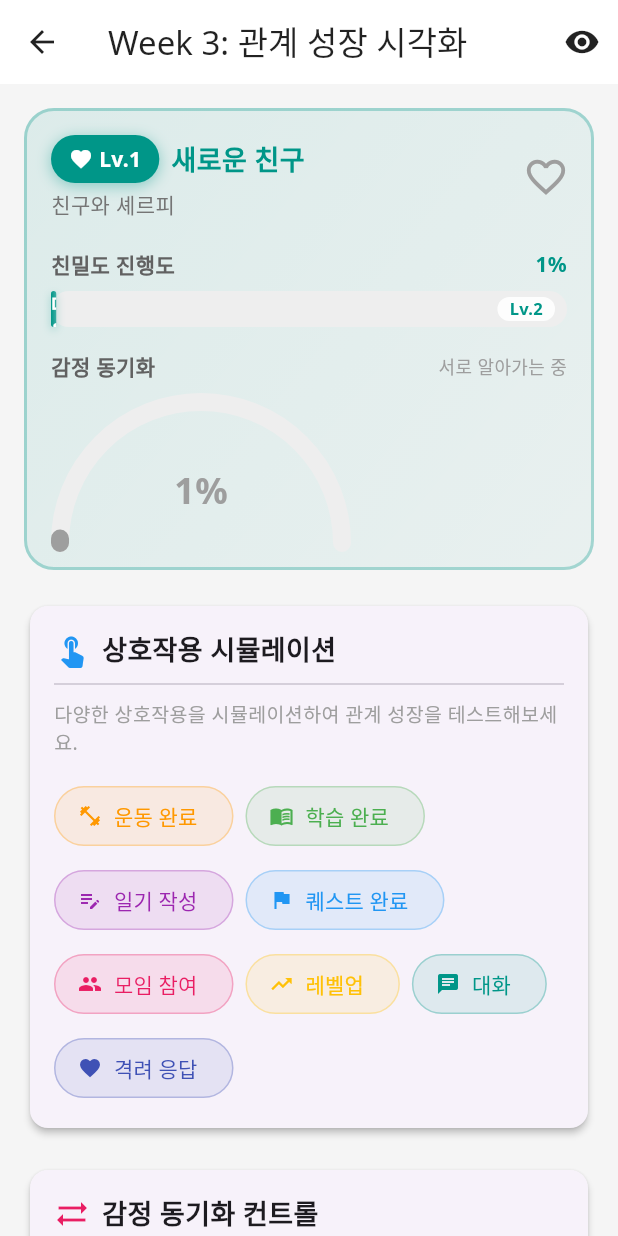
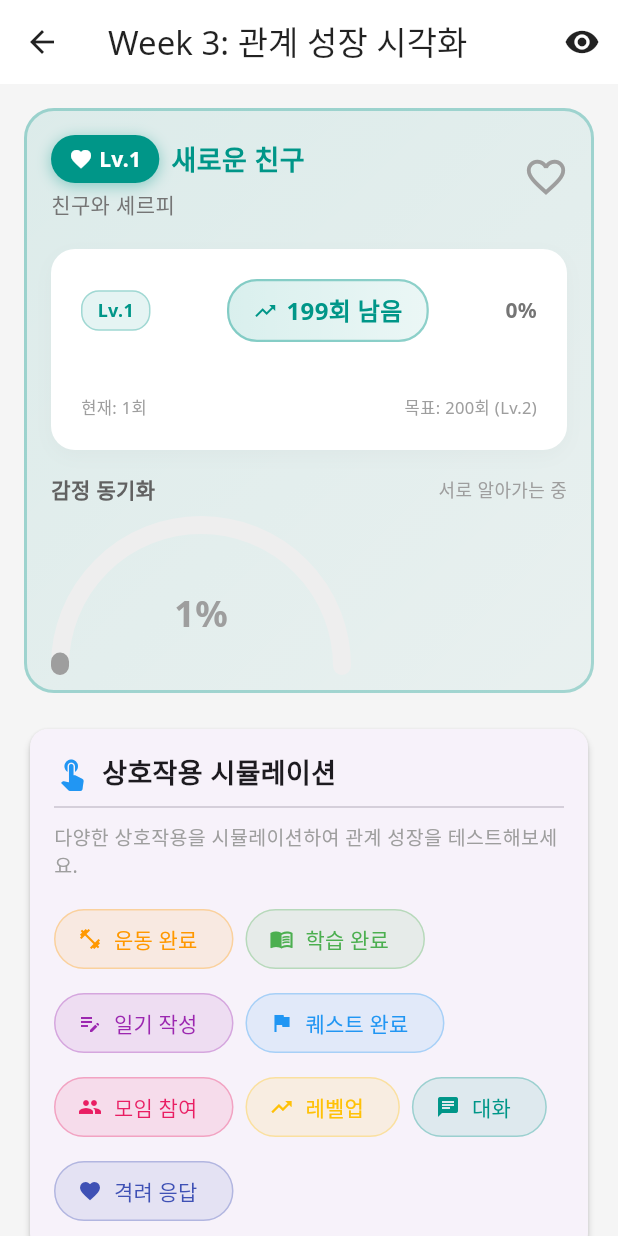
Before and after one commit to majang0/sherpa_app, a Flutter app: the RelationshipGrowthUsageExample screen opened directly, on a phone screen of 412 x 824 dp. Run offline on Flutter 3.47's test engine with Material 3 defaults, Android fonts, the phone set to English and light mode, and no system bars; drawn by our look-alikes of flutter_animate; our stand-ins replace animated_text_kit, countup, firebase_core, fl_chart, flutter_dotenv, flutter_riverpod and 6 more; missing offline and left inert: simple_animation_progress_bar; accounts and stored records are empty.

Commit message:
feat(ui): AI11 - 친밀도 진행도 표시 대폭 개선 완료
🎯 핵심 개선사항:
- 친밀도 계산 로직 일관성 수정 (음수 표시 문제 해결)
- "다음 레벨까지 X회" 중앙 배지 강조 디자인
- 3단 정보 구조로 사용자 경험 향상

🔧 기술적 수정:
- sherpi_relationship_model.dart: interactionsToNextLevel 계산 로직 수정
- relationship_provider.dart: _calculateNextLevelProgress 로직 통일
- sherpi_relationship_growth_widget.dart: 완전 새로운 UI 디자인 적용

✨ UI/UX 개선:
- 진행도 바: 24px → 8px 모던한 디자인
- 남은 횟수: 16px 볼드 + 아이콘으로 시각적 강조
- 화이트 카드 배경으로 깔끔함 향상
- 최고 레벨 달성 시 트로피 아이콘 특별 표시

🎉 결과:
- 음수 표시 버그 완전 해결
- 한눈에 파악 가능한 직관적 레이아웃
- 사용자 친화적인 진행도 시각화

🤖 Generated with [Claude Code](https://claude.ai/code)

Co-Authored-By: Claude <noreply@anthropic.com>

```diff
--- a/lib/features/sherpi_relationship/providers/relationship_provider.dart
+++ b/lib/features/sherpi_relationship/providers/relationship_provider.dart
@@ -185,8 +185,8 @@ class SherpiRelationshipNotifier extends StateNotifier<SherpiRelationship> {
   double _calculateNextLevelProgress() {
     if (state.intimacyLevel >= 10) return 1.0;
 
-    final currentLevelRequirement = (state.intimacyLevel - 1) * 100;
-    final nextLevelRequirement = state.intimacyLevel * 100;
+    final currentLevelRequirement = state.intimacyLevel * 100;
+    final nextLevelRequirement = (state.intimacyLevel + 1) * 100;
     final range = nextLevelRequirement - currentLevelRequirement;
     final progress = state.totalInteractions - currentLevelRequirement;
 
--- a/lib/shared/models/sherpi_relationship_model.dart
+++ b/lib/shared/models/sherpi_relationship_model.dart
@@ -63,8 +63,9 @@ class SherpiRelationship {
   /// 다음 레벨까지 필요한 상호작용 횟수
   int get interactionsToNextLevel {
     if (intimacyLevel >= 10) return 0;
-    final nextLevelRequirement = intimacyLevel * 100;
-    return nextLevelRequirement - totalInteractions;
+    final nextLevelRequirement = (intimacyLevel + 1) * 100;
+    final remainingInteractions = nextLevelRequirement - totalInteractions;
+    return remainingInteractions > 0 ? remainingInteractions : 0;
   }
 
   /// 감정 동기화 수준 설명
--- a/lib/shared/widgets/sherpi_relationship_growth_widget.dart
+++ b/lib/shared/widgets/sherpi_relationship_growth_widget.dart
@@ -179,107 +179,203 @@ class _SherpiRelationshipGrowthWidgetState
     final nextLevel = relationship.intimacyLevel < 10
         ? relationship.intimacyLevel + 1
         : 10;
+    final levelColor = _getRelationshipColor(relationship.intimacyLevel);
 
-    return Column(
+    return Container(
+      padding: const EdgeInsets.all(20),
+      decoration: BoxDecoration(
+        color: Colors.white,
+        borderRadius: BorderRadius.circular(16),
+        boxShadow: [
+          BoxShadow(
+            color: Colors.grey.withOpacity(0.08),
+            blurRadius: 10,
+            offset: const Offset(0, 4),
+          ),
+        ],
+      ),
+      child: Column(
         crossAxisAlignment: CrossAxisAlignment.start,
         children: [
+          // 상단 정보 바
+          Row(
+            mainAxisAlignment: MainAxisAlignment.spaceBetween,
+            children: [
+              // 현재 레벨 배지
+              Container(
+                padding: const EdgeInsets.symmetric(horizontal: 10, vertical: 4),
+                decoration: BoxDecoration(
+                  color: levelColor.withOpacity(0.1),
+                  borderRadius: BorderRadius.circular(12),
+                  border: Border.all(
+                    color: levelColor.withOpacity(0.3),
+                    width: 1,
+                  ),
+                ),
+                child: Text(
+                  'Lv.${relationship.intimacyLevel}',
+                  style: TextStyle(
+                    fontSize: 12,
+                    fontWeight: FontWeight.w600,
+                    color: levelColor,
+                  ),
+                ),
+              ),
+
+              // 중앙 - 다음 레벨까지 남은 횟수 (가장 강조)
+              if (relationship.intimacyLevel < 10) ...[
+                Container(
+                  padding: const EdgeInsets.symmetric(horizontal: 16, vertical: 8),
+                  decoration: BoxDecoration(
+                    gradient: LinearGradient(
+                      colors: [
+                        levelColor.withOpacity(0.15),
+                        levelColor.withOpacity(0.08),
+                      ],
+                    ),
+                    borderRadius: BorderRadius.circular(20),
+                    border: Border.all(
+                      color: levelColor.withOpacity(0.4),
+                      width: 1.5,
+                    ),
+                  ),
+                  child: Row(
+                    mainAxisSize: MainAxisSize.min,
+                    children: [
+                      Icon(
+                        Icons.trending_up,
+                        size: 16,
+                        color: levelColor,
+                      ),
+                      const SizedBox(width: 6),
+                      Text(
+                        '${relationship.interactionsToNextLevel}회 남음',
+                        style: TextStyle(
+                          fontSize: 16,
+                          fontWeight: FontWeight.bold,
+                          color: levelColor,
+                        ),
+                      ),
+                    ],
+                  ),
+                ),
+              ] else ...[
+                Container(
+                  padding: const EdgeInsets.symmetric(horizontal: 16, vertical: 8),
+                  decoration: BoxDecoration(
+                    gradient: LinearGradient(
+                      colors: [
+                        Colors.amber.withOpacity(0.15),
+                        Colors.orange.withOpacity(0.08),
+                      ],
+                    ),
+                    borderRadius: BorderRadius.circular(20),
+                    border: Border.all(
+                      color: Colors.amber.withOpacity(0.4),
+                      width: 1.5,
+                    ),
+                  ),
+                  child: Row(
+                    mainAxisSize: MainAxisSize.min,
+                    children: [
+                      const Icon(
+                        Icons.emoji_events,
+                        size: 16,
+                        color: Colors.amber,
+                      ),
+                      const SizedBox(width: 6),
+                      const Text(
+                        '최고 레벨!',
+                        style: TextStyle(
+                          fontSize: 16,
+                          fontWeight: FontWeight.bold,
+                          color: Colors.amber,
+                        ),
+                      ),
+                    ],
+                  ),
+                ),
+              ],
+
+              // 진행률 퍼센트
+              Text(
+                '${(progress * 100).toInt()}%',
+                style: TextStyle(
+                  fontSize: 14,
+                  fontWeight: FontWeight.w600,
+                  color: Colors.grey[600],
+                ),
+              ),
+            ],
+          ),
+
+          const SizedBox(height: 16),
+
+          // 진행도 바 (깔끔한 디자인)
+          Container(
+            height: 8,
+            decoration: BoxDecoration(
+              color: Colors.grey[100],
+              borderRadius: BorderRadius.circular(4),
+            ),
+            child: Stack(
+              children: [
+                AnimatedContainer(
+                  duration: const Duration(milliseconds: 1000),
+                  curve: Curves.easeOutCubic,
+                  width: MediaQuery.of(context).size.width * progress,
+                  height: 8,
+                  decoration: BoxDecoration(
+                    gradient: LinearGradient(
+                      colors: [
+                        levelColor,
+                        levelColor.withOpacity(0.8),
+                      ],
+                    ),
+                    borderRadius: BorderRadius.circular(4),
+                    boxShadow: [
+                      BoxShadow(
+                        color: levelColor.withOpacity(0.3),
+                        blurRadius: 4,
+                        offset: const Offset(0, 1),
+                      ),
+                    ],
+                  ),
+                ),
+              ],
+            ),
+          ),
+
+          const SizedBox(height: 12),
+
+          // 하단 상세 정보
           Row(
             mainAxisAlignment: MainAxisAlignment.spaceBetween,
             children: [
               Text(
-              '친밀도 진행도',
+                '현재: ${relationship.totalInteractions}회',
                 style: TextStyle(
-                fontSize: 14,
-                fontWeight: FontWeight.w600,
-                color: Colors.grey[700],
+                  fontSize: 11,
+                  fontWeight: FontWeight.w500,
+                  color: Colors.grey[500],
                 ),
               ),
+              if (relationship.intimacyLevel < 10)
                 Text(
-              '${(progress * 100).toInt()}%',
-              style: TextStyle(
-                fontSize: 14,
-                fontWeight: FontWeight.bold,
-                color: _getRelationshipColor(relationship.intimacyLevel),
-              ),
-            ),
-          ],
-        ),
-        const SizedBox(height: 8),
-        Stack(
-          children: [
-            // 배경 바
-            Container(
-              height: 24,
-              decoration: BoxDecoration(
-                color: Colors.grey[200],
-                borderRadius: BorderRadius.circular(12),
-              ),
-            ),
-            // 진행도 바
-            AnimatedContainer(
-              duration: const Duration(milliseconds: 800),
-              height: 24,
-              width: MediaQuery.of(context).size.width * progress * 0.85,
-              decoration: BoxDecoration(
-                gradient: LinearGradient(
-                  colors: [
-                    _getRelationshipColor(relationship.intimacyLevel),
-                    _getRelationshipColor(relationship.intimacyLevel).withOpacity(0.7),
-                  ],
-                ),
-                borderRadius: BorderRadius.circular(12),
-                boxShadow: [
-                  BoxShadow(
-                    color: _getRelationshipColor(relationship.intimacyLevel)
-                        .withOpacity(0.3),
-                    blurRadius: 4,
-                    offset: const Offset(0, 2),
-                  ),
-                ],
-              ),
-              child: Center(
-                child: Text(
-                  relationship.intimacyLevel < 10
-                      ? '다음 레벨까지 ${relationship.interactionsToNextLevel}회'
-                      : '최고 레벨 달성! 🌟',
-                  style: const TextStyle(
-                    color: Colors.white,
-                    fontSize: 12,
-                    fontWeight: FontWeight.bold,
-                  ),
-                ),
-              ),
-            ).animate()
-              .slideX(begin: -1, end: 0, duration: 800.ms)
-              .fadeIn(),
-            // 다음 레벨 표시
-            if (relationship.intimacyLevel < 10)
-              Positioned(
-                right: 8,
-                top: 4,
-                bottom: 4,
-                child: Container(
-                  padding: const EdgeInsets.symmetric(horizontal: 8),
-                  decoration: BoxDecoration(
-                    color: Colors.white.withOpacity(0.9),
-                    borderRadius: BorderRadius.circular(8),
-                  ),
-                  child: Center(
-                    child: Text(
-                      'Lv.$nextLevel',
+                  '목표: ${(relationship.intimacyLevel + 1) * 100}회 (Lv.$nextLevel)',
                   style: TextStyle(
                     fontSize: 11,
-                        fontWeight: FontWeight.bold,
-                        color: _getRelationshipColor(nextLevel),
-                      ),
-                    ),
-                  ),
+                    fontWeight: FontWeight.w500,
+                    color: Colors.grey[500],
                   ),
                 ),
             ],
           ),
         ],
-    );
+      ),
+    ).animate()
+      .fadeIn(duration: 600.ms)
+      .slideY(begin: 0.1, end: 0, duration: 600.ms);
   }
 
   Widget _buildEmotionalSyncGauge(SherpiRelationship relationship) {
@@ -536,8 +632,8 @@ class _SherpiRelationshipGrowthWidgetState
   double _calculateLevelProgress(SherpiRelationship relationship) {
     if (relationship.intimacyLevel >= 10) return 1.0;
 
-    final currentLevelRequirement = (relationship.intimacyLevel - 1) * 100;
-    final nextLevelRequirement = relationship.intimacyLevel * 100;
+    final currentLevelRequirement = relationship.intimacyLevel * 100;
+    final nextLevelRequirement = (relationship.intimacyLevel + 1) * 100;
     final currentProgress = relationship.totalInteractions - currentLevelRequirement;
     final totalRequired = nextLevelRequirement - currentLevelRequirement;
 
```
Lines whose indentation alone changed are shown as unchanged.
